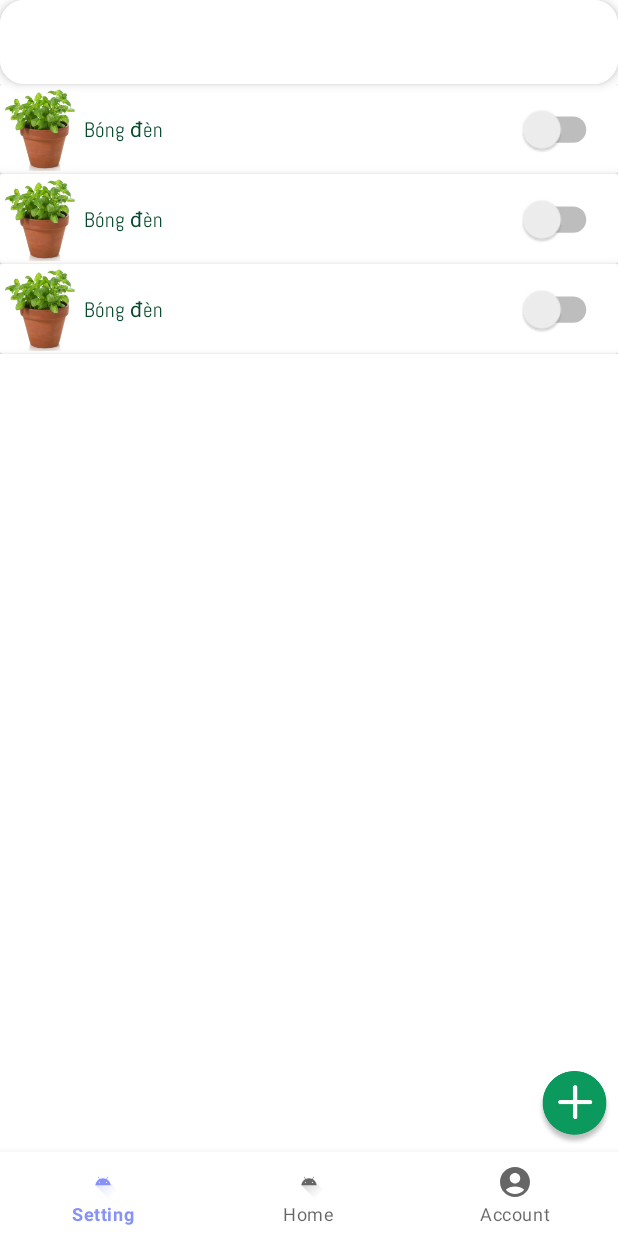
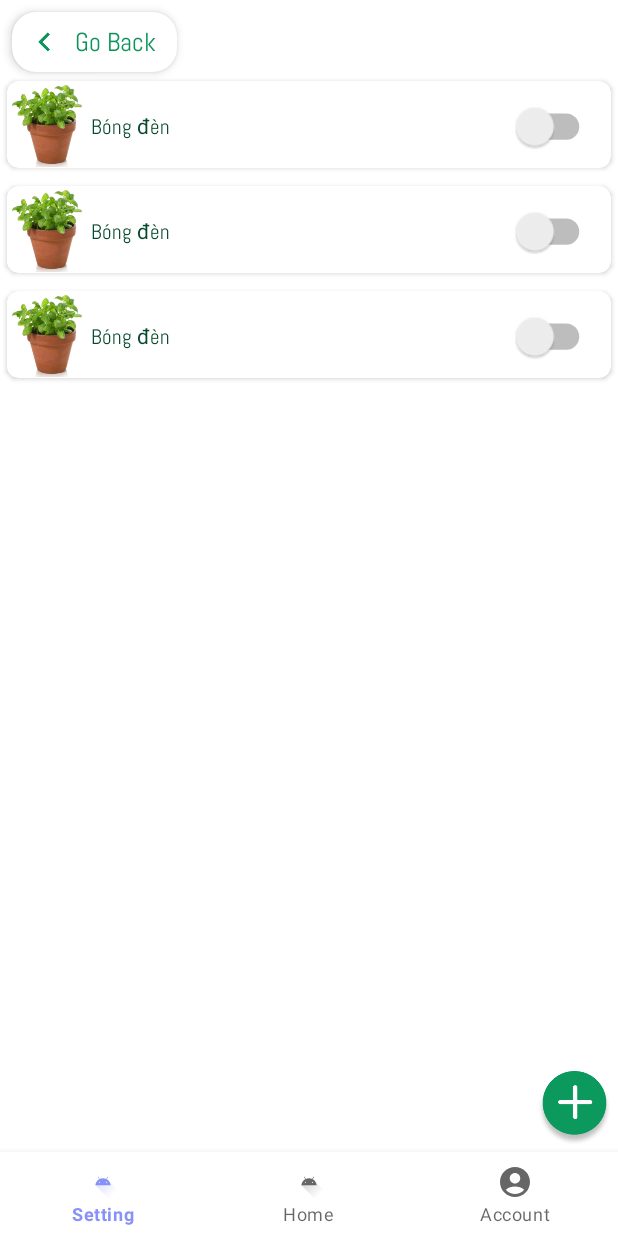
Before and after one commit to fsdkjnv/FinalProjectAndroid, an Android app: the fragment DeviceFragment placed in its activity, on a phone screen of 412 x 824 dp. Run offline under Robolectric (Android 15) with nearby library versions, the phone set to English and light mode, and no system bars.

Commit message:
Vi thêm GoBack

```diff
--- a/app/src/main/java/com/example/drawer/Adapter/AdapterHome/DeviceAdapter.java
+++ b/app/src/main/java/com/example/drawer/Adapter/AdapterHome/DeviceAdapter.java
@@ -148,7 +148,7 @@ holder.recCard.setOnClickListener(new View.OnClickListener() {
             @Override
             public void onClick(View v) {
                 // Toggle visibility of recCardTemp
-        int targetHeight = holder.linearLayout.getHeight() == dpToPx(60) ? dpToPx(170) : dpToPx(60);
+                int targetHeight = holder.linearLayout.getHeight() == dpToPx(70) ? dpToPx(190) : dpToPx(70);
                 animateViewHeight(holder.linearLayout, targetHeight);
             }
         });
--- a/app/src/main/java/com/example/drawer/fragment/FragmentHome/DeviceFragment.java
+++ b/app/src/main/java/com/example/drawer/fragment/FragmentHome/DeviceFragment.java
@@ -10,6 +10,7 @@ import androidx.annotation.NonNull;
 import androidx.annotation.Nullable;
 import androidx.appcompat.app.AppCompatActivity;
 import androidx.appcompat.widget.Toolbar;
+import androidx.cardview.widget.CardView;
 import androidx.fragment.app.Fragment;
 import androidx.recyclerview.widget.GridLayoutManager;
 import androidx.recyclerview.widget.RecyclerView;
@@ -26,7 +27,8 @@ public class DeviceFragment extends Fragment {
     RecyclerView recyclerView;
     List<DataDevice> dataList;
     DeviceAdapter adapter;
-    Toolbar toolbar;
+    CardView CardDevice; // CardView chứa toàn bộ thông tin
+
     String toolbarTitle;
     private static final String PREF_NAME = "DevicePreferences";
     private static final String KEY_DEVICE_LIST = "deviceList";
@@ -44,15 +46,17 @@ public class DeviceFragment extends Fragment {
         dataList = DataManager.getInstance().getRoomDevices(toolbarTitle);
 
         // Cấu hình Toolbar
-        toolbar = rootView.findViewById(R.id.toolbar);
+        CardDevice = rootView.findViewById(R.id.cardViewDevice);
 
-        AppCompatActivity activity = (AppCompatActivity) getActivity();
-
-        if (activity != null) {
-            activity.setSupportActionBar(toolbar);
-            activity.getSupportActionBar().setDisplayHomeAsUpEnabled(true);
-            activity.getSupportActionBar().setTitle(toolbarTitle);
-        }
+        CardDevice.setOnClickListener(new View.OnClickListener() {
+            @Override
+            public void onClick(View v) {
+                // Handle the click event (Navigate back or perform any desired action)
+                if (getActivity() != null) {
+                    getActivity().onBackPressed(); // This will simulate pressing the back button
+                }
+            }
+        });
         // tìm Toolbar trong rootView và cấu hình nó.
 
         //Dòng này tìm RecyclerView trong rootView và cấu hình cho nó.
@@ -89,16 +93,6 @@ public class DeviceFragment extends Fragment {
             }
         });
 
-        // Xử lý sự kiện quay lại khi ấn vào nút trên Toolbar
-        toolbar.setNavigationOnClickListener(new View.OnClickListener() {
-            @Override
-            public void onClick(View v) {
-                if (getActivity() != null) {
-                    getActivity().onBackPressed();
-                }
-            }
-        });
-
         return rootView;
     }
 
--- a/app/src/main/res/layout/activity_detail.xml
+++ b/app/src/main/res/layout/activity_detail.xml
@@ -7,23 +7,41 @@
     android:layout_height="match_parent">
 
     <androidx.cardview.widget.CardView
-        android:id="@+id/cardView"
-        android:layout_width="0dp"
-        android:layout_height="wrap_content"
+        android:id="@+id/cardViewDevice"
+        android:layout_width="110dp"
+        android:layout_height="40dp"
+        android:layout_marginStart="8dp"
+        android:layout_marginTop="8dp"
         app:cardCornerRadius="16dp"
         app:cardElevation="4dp"
-        app:layout_constraintTop_toTopOf="parent"
         app:layout_constraintStart_toStartOf="parent"
-        app:layout_constraintEnd_toEndOf="parent">
+        app:layout_constraintTop_toTopOf="parent">
+        <!-- Icon and Text in Toolbar -->
+        <LinearLayout
+            android:layout_width="match_parent"
+            android:layout_height="match_parent"
+            android:gravity="center_vertical"
+            android:orientation="horizontal">
+            <!-- Icon -->
+            <ImageView
+                android:layout_width="42dp"
+                android:layout_height="24dp"
+                android:contentDescription="Back Icon"
+                android:src="@drawable/img_3" />
 
-        <androidx.appcompat.widget.Toolbar
-            android:id="@+id/toolbar"
-            android:layout_width="match_parent"
-            android:layout_height="?attr/actionBarSize"
-            android:background="@color/white"
-            android:elevation="0dp"
-            android:theme="@style/ThemeOverlay.AppCompat.Dark.ActionBar"
-            app:popupTheme="@style/ThemeOverlay.AppCompat.Light" />
+            <!-- Text -->
+            <TextView
+                android:id="@+id/toolbarTitle"
+                android:layout_width="wrap_content"
+                android:layout_height="wrap_content"
+                android:layout_gravity="center_vertical"
+                android:fontFamily="@font/abel_regular"
+                android:text="Go Back"
+                android:textColor="#0C9359"
+                android:textSize="17sp" />
+
+        </LinearLayout>
+
     </androidx.cardview.widget.CardView>
 
     <androidx.recyclerview.widget.RecyclerView
@@ -34,7 +52,7 @@
         app:layout_constraintBottom_toBottomOf="parent"
         app:layout_constraintEnd_toEndOf="parent"
         app:layout_constraintStart_toStartOf="parent"
-        app:layout_constraintTop_toBottomOf="@+id/cardView" />
+        app:layout_constraintTop_toBottomOf="@+id/cardViewDevice" />
 
     <ImageView
         android:id="@+id/Adddevice"
--- a/app/src/main/res/layout/fragment_home.xml
+++ b/app/src/main/res/layout/fragment_home.xml
@@ -8,31 +8,19 @@
     android:fitsSystemWindows="true"
     tools:context=".MainActivity">
 
-    <TextView
-        android:id="@+id/textAboveRecyclerView"
-        android:layout_width="wrap_content"
-        android:layout_height="wrap_content"
-        android:layout_marginStart="16dp"
-        android:layout_marginTop="16dp"
-        android:fontFamily="@font/abel_regular"
-        android:text=" Hello, Vo Vi 🌿"
-        android:textSize="30sp"
-
-        app:layout_constraintStart_toStartOf="parent"
-        app:layout_constraintTop_toTopOf="parent" />
+    <!-- Removed TextView with ID textAboveRecyclerView -->
 
     <androidx.recyclerview.widget.RecyclerView
         android:id="@+id/recyclerView"
         android:layout_width="0dp"
         android:layout_height="0dp"
-        android:layout_marginTop="30dp"
         android:scrollbars="vertical"
         app:layout_constraintBottom_toBottomOf="parent"
         app:layout_constraintEnd_toEndOf="parent"
-        app:layout_constraintHorizontal_bias="0.0"
+        app:layout_constraintHorizontal_bias="1.0"
         app:layout_constraintStart_toStartOf="parent"
-        app:layout_constraintTop_toBottomOf="@id/textAboveRecyclerView"
-        app:layout_constraintVertical_bias="1.0" />
+        app:layout_constraintTop_toTopOf="parent"
+        app:layout_constraintVertical_bias="0.0" />
 
     <ImageView
         android:id="@+id/imageViewAdd"
--- a/app/src/main/res/layout/recycler_item_device.xml
+++ b/app/src/main/res/layout/recycler_item_device.xml
@@ -1,6 +1,6 @@
 <LinearLayout xmlns:android="http://schemas.android.com/apk/res/android"
     android:layout_width="match_parent"
-    android:layout_height="60dp"
+    android:layout_height="70dp"
     android:id="@+id/layoutdevice"
     xmlns:app="http://schemas.android.com/apk/res-auto"
     android:orientation="vertical">
@@ -10,11 +10,13 @@
         android:layout_height="wrap_content"
         android:id="@+id/recCardevice"
         android:layout_margin="0dp"
+        app:cardCornerRadius="8dp"
+        app:cardUseCompatPadding="true"
        >
 
         <LinearLayout
             android:layout_width="match_parent"
-            android:layout_height="wrap_content"
+            android:layout_height="match_parent"
             android:orientation="vertical">
 
             <LinearLayout
@@ -88,7 +90,9 @@
         android:layout_width="match_parent"
         android:layout_height="107dp"
         android:id="@+id/recCardtemp"
-        app:cardBackgroundColor="#EDF2EF"
+        android:layout_margin="0dp"
+        app:cardCornerRadius="8dp"
+        app:cardUseCompatPadding="true"
         app:cardElevation="4dp">
         <!-- First Image and Text -->
 
@@ -98,7 +102,7 @@
             android:layout_width="match_parent"
             android:layout_height="wrap_content"
             android:layout_marginLeft="24dp"
-            android:layout_marginTop="20dp"
+            android:layout_marginTop="15dp"
             android:layout_marginBottom="30dp"
             android:gravity="center_vertical"
             android:orientation="horizontal">
@@ -116,8 +120,8 @@
                 android:layout_marginStart="8dp"
                 android:layout_marginEnd="8dp"
                 android:fontFamily="@font/abel_regular"
-                android:textColor="#06492C"
-                android:text="23°c" />
+                android:text="23°c"
+                android:textColor="#06492C" />
 
             <ImageView
                 android:layout_width="16dp"
@@ -131,7 +135,7 @@
             android:layout_width="match_parent"
             android:layout_height="wrap_content"
             android:layout_marginLeft="24dp"
-            android:layout_marginTop="60dp"
+            android:layout_marginTop="50dp"
             android:gravity="center_vertical"
             android:orientation="horizontal">
 
@@ -148,8 +152,8 @@
                 android:layout_marginStart="8dp"
                 android:layout_marginEnd="8dp"
                 android:fontFamily="@font/abel_regular"
-                android:textColor="#06492C"
-                android:text="85%" />
+                android:text="85%"
+                android:textColor="#06492C" />
 
             <ImageView
                 android:layout_width="16dp"
```
Also changed, not shown: app/src/main/res/drawable/img_3.png (added). Lines whose indentation alone changed are shown as unchanged.
